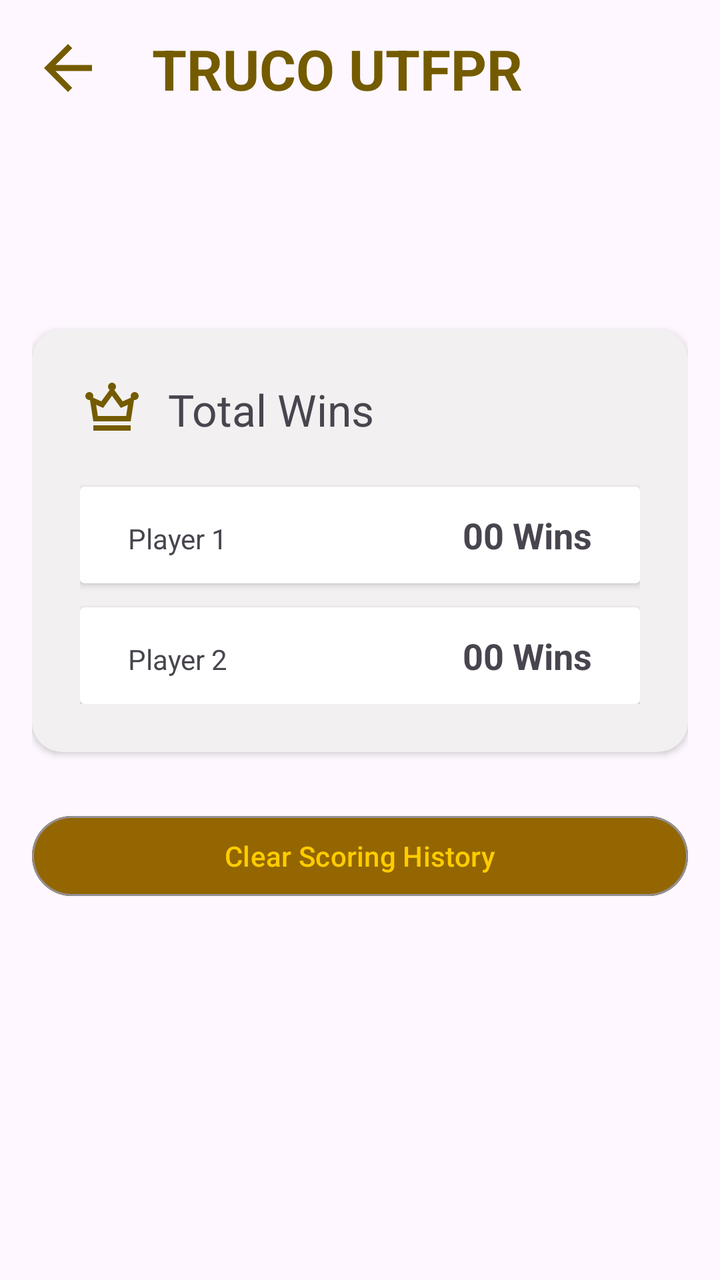
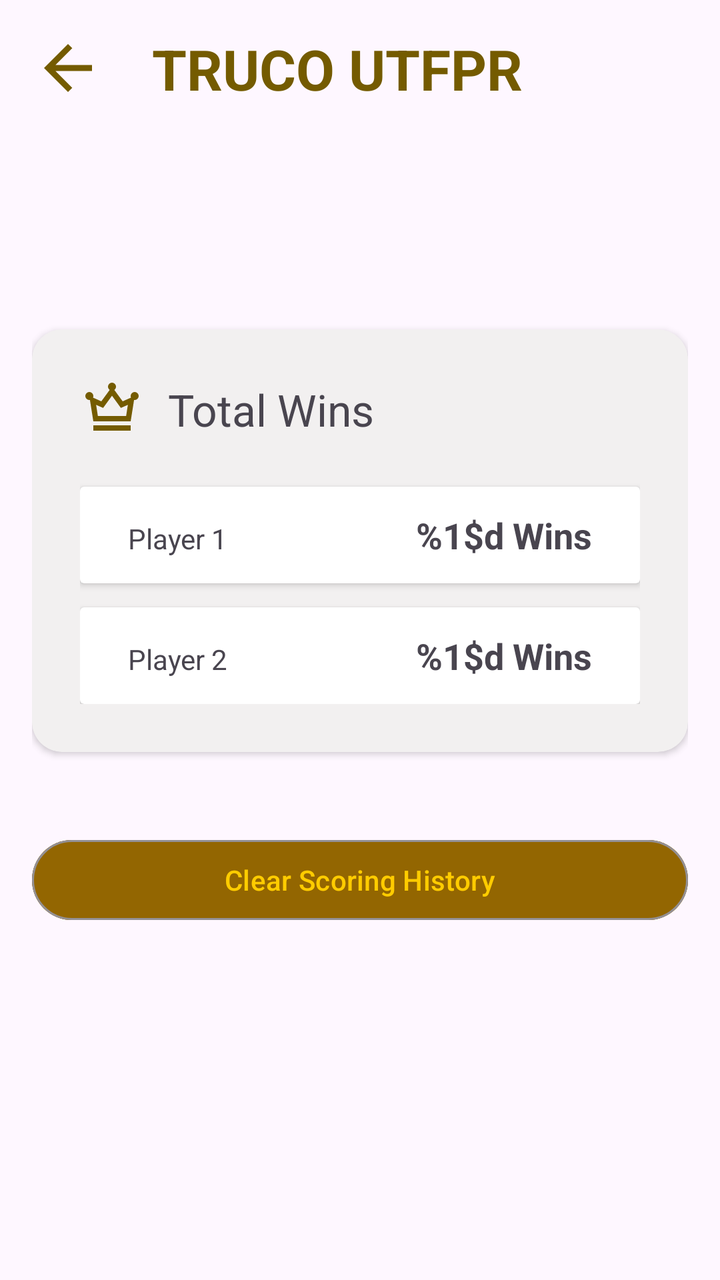

Screens rendered from an Android XML layout before and after an edit, with the pre-edit source and the edit as a unified diff.
<!-- AndroidManifest.xml: application theme Theme.PlayScore -->
<!-- res/layout/activity_score_history.xml -->
<?xml version="1.0" encoding="utf-8"?>
<ScrollView xmlns:android="http://schemas.android.com/apk/res/android"
    xmlns:app="http://schemas.android.com/apk/res-auto"
    xmlns:tools="http://schemas.android.com/tools"
    android:id="@+id/activity_score_history"
    android:layout_width="match_parent"
    android:layout_height="match_parent"
    tools:context=".ScoreHistoryActivity">

    <androidx.constraintlayout.widget.ConstraintLayout
        android:layout_width="match_parent"
        android:layout_height="wrap_content"
        android:padding="16dp">

        <ImageView
            android:id="@+id/ivBack"
            android:layout_width="36dp"
            android:layout_height="36dp"
            android:contentDescription="@string/back"
            android:src="@drawable/ic_back"
            app:layout_constraintStart_toStartOf="parent"
            app:layout_constraintTop_toTopOf="parent" />

        <TextView
            android:id="@+id/titleApp"
            android:layout_width="wrap_content"
            android:layout_height="wrap_content"
            android:layout_marginStart="24dp"
            android:text="@string/name_app"
            android:textColor="#745B00"
            android:textSize="28sp"
            android:textStyle="bold"
            app:layout_constraintBottom_toBottomOf="@id/ivBack"
            app:layout_constraintStart_toEndOf="@id/ivBack"
            app:layout_constraintTop_toTopOf="@id/ivBack" />

        <Button
            android:layout_width="0dp"
            android:layout_height="wrap_content"
            android:layout_marginTop="28dp"
            android:backgroundTint="#936601"
            android:text="@string/clear_scoring_history"
            android:textColor="#FFCC00"
            app:layout_constraintEnd_toEndOf="@+id/cvPlayers"
            app:layout_constraintStart_toStartOf="@+id/cvPlayers"
            app:layout_constraintTop_toBottomOf="@+id/cvPlayers"
            app:strokeColor="#939095"
            app:strokeWidth="1dp" />

        <androidx.cardview.widget.CardView
            android:id="@+id/cvPlayers"
            android:layout_width="0dp"
            android:layout_height="wrap_content"
            android:layout_marginTop="112dp"
            android:backgroundTint="#F2F0F0"
            android:padding="16dp"
            app:cardCornerRadius="15dp"
            app:layout_constraintEnd_toEndOf="parent"
            app:layout_constraintStart_toStartOf="@+id/ivBack"
            app:layout_constraintTop_toBottomOf="@id/titleApp">

            <androidx.constraintlayout.widget.ConstraintLayout
                android:id="@+id/constrainLayout"
                android:layout_width="match_parent"
                android:layout_height="match_parent"
                android:padding="24dp">

                <ImageView
                    android:id="@+id/ivWinner"
                    android:layout_width="32dp"
                    android:layout_height="32dp"
                    android:contentDescription="@null"
                    android:src="@drawable/ic_winner"
                    app:layout_constraintStart_toStartOf="parent"
                    app:layout_constraintTop_toTopOf="parent" />

                <TextView
                    android:id="@+id/tvTotalWin"
                    android:layout_width="wrap_content"
                    android:layout_height="wrap_content"
                    android:layout_marginStart="12dp"
                    android:text="@string/total_wins"
                    android:textSize="22sp"
                    app:layout_constraintBottom_toBottomOf="@id/ivWinner"
                    app:layout_constraintStart_toEndOf="@id/ivWinner"
                    app:layout_constraintTop_toTopOf="@id/ivWinner" />

                <androidx.cardview.widget.CardView
                    android:id="@+id/cvPlayerOne"
                    android:layout_width="0dp"
                    android:layout_height="wrap_content"
                    android:layout_marginTop="24dp"
                    app:layout_constraintEnd_toEndOf="parent"
                    app:layout_constraintStart_toStartOf="@+id/ivWinner"
                    app:layout_constraintTop_toBottomOf="@id/tvTotalWin">

                    <LinearLayout
                        android:layout_width="match_parent"
                        android:layout_height="match_parent"
                        android:layout_gravity="center"
                        android:orientation="horizontal"
                        android:padding="12dp">

                        <TextView
                            android:id="@+id/etPlayerOne"
                            android:layout_width="wrap_content"
                            android:layout_height="wrap_content"
                            android:layout_marginStart="12dp"
                            android:text="@string/player_1" />

                        <TextView
                            android:id="@+id/etVictoriesOne"
                            android:layout_width="0dp"
                            android:layout_height="wrap_content"
                            android:layout_marginEnd="12dp"
                            android:layout_weight="1"
                            android:gravity="end"
                            android:text="@string/wins"
                            android:textSize="18sp"
                            android:textStyle="bold" />
                    </LinearLayout>
                </androidx.cardview.widget.CardView>


                <androidx.cardview.widget.CardView
                    android:id="@+id/cardView"
                    android:layout_width="0dp"
                    android:layout_height="wrap_content"
                    android:layout_marginTop="12dp"
                    app:layout_constraintEnd_toEndOf="@+id/cvPlayerOne"
                    app:layout_constraintStart_toStartOf="@+id/cvPlayerOne"
                    app:layout_constraintTop_toBottomOf="@id/cvPlayerOne">

                    <LinearLayout
                        android:layout_width="match_parent"
                        android:layout_height="match_parent"
                        android:layout_gravity="center"
                        android:orientation="horizontal"
                        android:padding="12dp">

                        <TextView
                            android:id="@+id/etPlayerTwo"
                            android:layout_width="wrap_content"
                            android:layout_height="wrap_content"
                            android:layout_marginStart="12dp"
                            android:text="@string/player_2" />

                        <TextView
                            android:id="@+id/etVictoriesTwo"
                            android:layout_width="0dp"
                            android:layout_height="wrap_content"
                            android:layout_marginEnd="12dp"
                            android:layout_weight="1"
                            android:gravity="end"
                            android:text="@string/wins"
                            android:textSize="18sp"
                            android:textStyle="bold" />
                    </LinearLayout>
                </androidx.cardview.widget.CardView>

            </androidx.constraintlayout.widget.ConstraintLayout>
        </androidx.cardview.widget.CardView>

    </androidx.constraintlayout.widget.ConstraintLayout>
</ScrollView>
<!-- resources referenced by this layout -->
<resources>
  <!-- drawable ic_back (drawable) -->
  <vector xmlns:android="http://schemas.android.com/apk/res/android" android:autoMirrored="true" android:height="24dp" android:tint="@color/gold" android:viewportHeight="24" android:viewportWidth="24" android:width="24dp">
        
      <path android:fillColor="@android:color/white" android:pathData="M20,11H7.83l5.59,-5.59L12,4l-8,8 8,8 1.41,-1.41L7.83,13H20v-2z"/>
      
  </vector>
  <!-- drawable ic_winner (drawable) -->
  <vector xmlns:android="http://schemas.android.com/apk/res/android" android:height="24dp" android:tint="@color/gold" android:viewportHeight="960" android:viewportWidth="960" android:width="24dp">
        
      <path android:fillColor="@android:color/white" android:pathData="M200,800L200,720L760,720L760,800L200,800ZM200,660L149,339Q147,339 144.5,339.5Q142,340 140,340Q115,340 97.5,322.5Q80,305 80,280Q80,255 97.5,237.5Q115,220 140,220Q165,220 182.5,237.5Q200,255 200,280Q200,287 198.5,293Q197,299 195,304L320,360L445,189Q434,181 427,168Q420,155 420,140Q420,115 437.5,97.5Q455,80 480,80Q505,80 522.5,97.5Q540,115 540,140Q540,155 533,168Q526,181 515,189L640,360L765,304Q763,299 761.5,293Q760,287 760,280Q760,255 777.5,237.5Q795,220 820,220Q845,220 862.5,237.5Q880,255 880,280Q880,305 862.5,322.5Q845,340 820,340Q818,340 815.5,339.5Q813,339 811,339L760,660L200,660ZM268,580L692,580L718,413L613,459L480,276L347,459L242,413L268,580ZM480,580L480,580L480,580L480,580L480,580L480,580L480,580Z"/>
      
  </vector>
  <string name="back">back</string>
  <string name="clear_scoring_history">Clear Scoring History</string>
  <string name="name_app">TRUCO UTFPR</string>
  <string name="player_1">Player 1</string>
  <string name="player_2">Player 2</string>
  <string name="total_wins">Total Wins</string>
  <string name="wins">00 Wins</string>
  <style name="Theme.PlayScore" parent="Base.Theme.PlayScore" />
  <color name="gold">#745B00</color>
  <style name="Base.Theme.PlayScore" parent="Theme.Material3.DayNight.NoActionBar">
          
          
      </style>
</resources>

<!-- the commit's change to res/layout/activity_score_history.xml (unified diff, before → after) -->
@@ -27,7 +27,7 @@
             android:layout_height="wrap_content"
             android:layout_marginStart="24dp"
             android:text="@string/name_app"
-            android:textColor="#745B00"
+            android:textColor="@color/app_text"
             android:textSize="28sp"
             android:textStyle="bold"
             app:layout_constraintBottom_toBottomOf="@id/ivBack"
@@ -35,16 +35,17 @@
             app:layout_constraintTop_toTopOf="@id/ivBack" />
 
         <Button
+            android:id="@+id/btClearHistory"
             android:layout_width="0dp"
             android:layout_height="wrap_content"
-            android:layout_marginTop="28dp"
-            android:backgroundTint="#936601"
+            android:layout_marginTop="40dp"
+            android:backgroundTint="@color/button_brown"
             android:text="@string/clear_scoring_history"
-            android:textColor="#FFCC00"
+            android:textColor="@color/gold_text"
             app:layout_constraintEnd_toEndOf="@+id/cvPlayers"
             app:layout_constraintStart_toStartOf="@+id/cvPlayers"
             app:layout_constraintTop_toBottomOf="@+id/cvPlayers"
-            app:strokeColor="#939095"
+            app:strokeColor="@color/button_stroke"
             app:strokeWidth="1dp" />
 
         <androidx.cardview.widget.CardView
@@ -52,7 +53,7 @@
             android:layout_width="0dp"
             android:layout_height="wrap_content"
             android:layout_marginTop="112dp"
-            android:backgroundTint="#F2F0F0"
+            android:backgroundTint="@color/card_tint"
             android:padding="16dp"
             app:cardCornerRadius="15dp"
             app:layout_constraintEnd_toEndOf="parent"
@@ -115,12 +116,12 @@
                             android:layout_marginEnd="12dp"
                             android:layout_weight="1"
                             android:gravity="end"
-                            android:text="@string/wins"
+                            android:text="@string/history_wins"
                             android:textSize="18sp"
                             android:textStyle="bold" />
+
                     </LinearLayout>
                 </androidx.cardview.widget.CardView>
-
 
                 <androidx.cardview.widget.CardView
                     android:id="@+id/cardView"
@@ -152,7 +153,7 @@
                             android:layout_marginEnd="12dp"
                             android:layout_weight="1"
                             android:gravity="end"
-                            android:text="@string/wins"
+                            android:text="@string/history_wins"
                             android:textSize="18sp"
                             android:textStyle="bold" />
                     </LinearLayout>
<!-- resource entries referenced after the edit -->
@@ -1,5 +1,10 @@
 <!-- resources referenced by this layout -->
 <resources>
+  <color name="app_text">#745B00</color>
+  <color name="button_brown">#936601</color>
+  <color name="button_stroke">#939095</color>
+  <color name="card_tint">#F2F0F0</color>
+  <color name="gold_text">#FFCC00</color>
   <!-- drawable ic_back (drawable) -->
   <vector xmlns:android="http://schemas.android.com/apk/res/android" android:autoMirrored="true" android:height="24dp" android:tint="@color/gold" android:viewportHeight="24" android:viewportWidth="24" android:width="24dp">
         
@@ -12,13 +17,13 @@
       <path android:fillColor="@android:color/white" android:pathData="M200,800L200,720L760,720L760,800L200,800ZM200,660L149,339Q147,339 144.5,339.5Q142,340 140,340Q115,340 97.5,322.5Q80,305 80,280Q80,255 97.5,237.5Q115,220 140,220Q165,220 182.5,237.5Q200,255 200,280Q200,287 198.5,293Q197,299 195,304L320,360L445,189Q434,181 427,168Q420,155 420,140Q420,115 437.5,97.5Q455,80 480,80Q505,80 522.5,97.5Q540,115 540,140Q540,155 533,168Q526,181 515,189L640,360L765,304Q763,299 761.5,293Q760,287 760,280Q760,255 777.5,237.5Q795,220 820,220Q845,220 862.5,237.5Q880,255 880,280Q880,305 862.5,322.5Q845,340 820,340Q818,340 815.5,339.5Q813,339 811,339L760,660L200,660ZM268,580L692,580L718,413L613,459L480,276L347,459L242,413L268,580ZM480,580L480,580L480,580L480,580L480,580L480,580L480,580Z"/>
       
   </vector>
-  <string name="back">back</string>
+  <string name="back">Back</string>
   <string name="clear_scoring_history">Clear Scoring History</string>
+  <string name="history_wins">%1$d Wins</string>
   <string name="name_app">TRUCO UTFPR</string>
   <string name="player_1">Player 1</string>
   <string name="player_2">Player 2</string>
   <string name="total_wins">Total Wins</string>
-  <string name="wins">00 Wins</string>
   <style name="Theme.PlayScore" parent="Base.Theme.PlayScore" />
   <color name="gold">#745B00</color>
   <style name="Base.Theme.PlayScore" parent="Theme.Material3.DayNight.NoActionBar">
